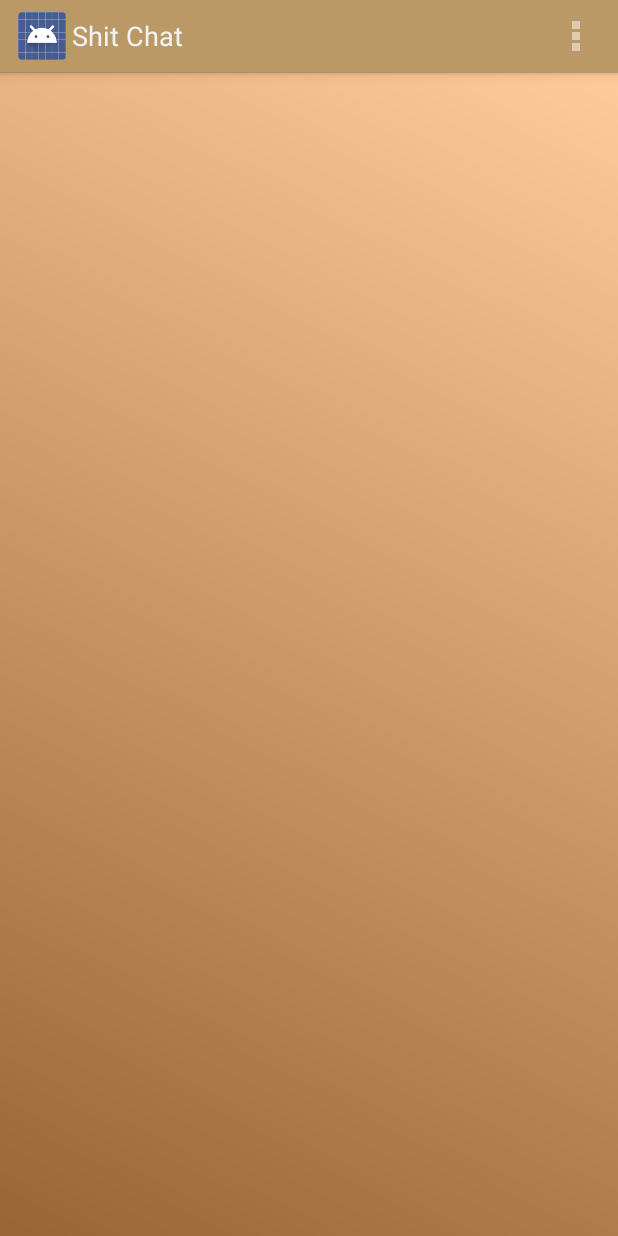
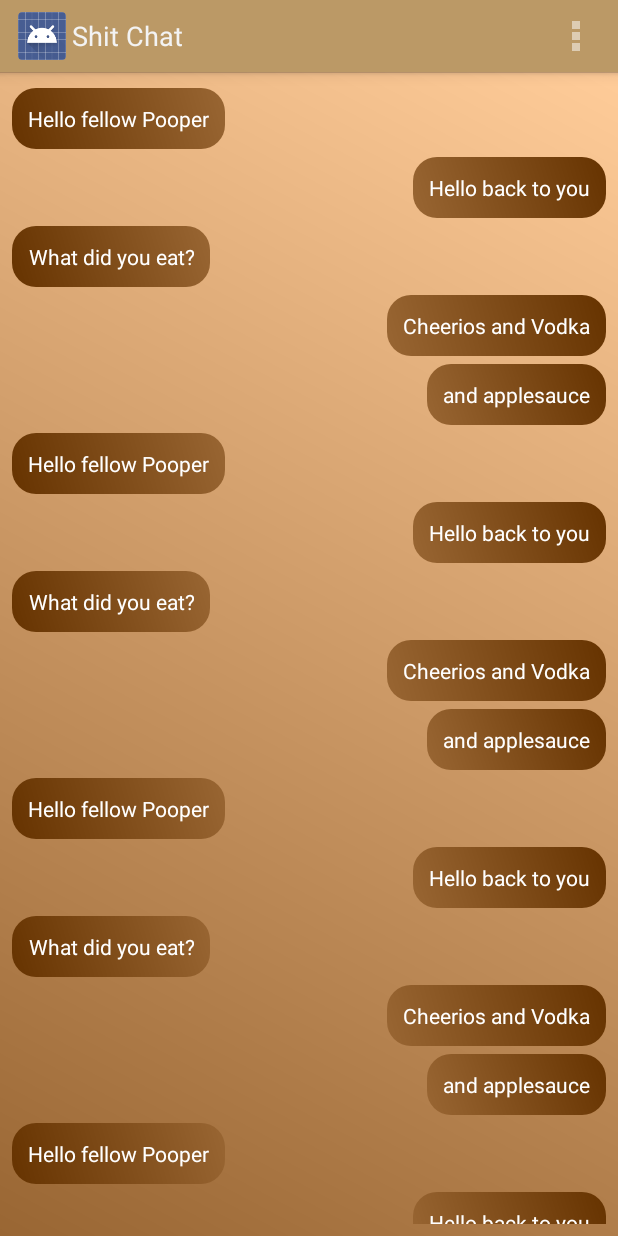
Before and after one commit to ArtificialBadger/ShitChat, an Android app: the ChatActivity screen opened directly, with no data from a screen before it, on a phone screen of 412 x 824 dp. Run offline under Robolectric (Android 15) with nearby library versions, the phone set to English and light mode, and no system bars; libraries missing offline, so code that uses them is left out: org.springframework.http, org.springframework.web; 4 statements that could not run were skipped.

Commit message:
Created the messaging UI.
Created the messaging UI so conversations look similar to that of other
messaging applications. Added a bunch of drawables. Moved most hardcoded
size values to dimens folders for better UI on different devices. Added
A Utils class for generating IDs. Created a very Dummy Model for a
Message.

```diff
--- a/app/src/main/java/com/ianofferdahl/shitchat/ChatActivity.java
+++ b/app/src/main/java/com/ianofferdahl/shitchat/ChatActivity.java
@@ -1,11 +1,21 @@
 package com.ianofferdahl.shitchat;
 
+import android.app.ActionBar;
 import android.app.Activity;
 import android.os.AsyncTask;
+import android.os.Build;
 import android.os.Bundle;
+import android.util.DisplayMetrics;
 import android.util.Log;
+import android.util.TypedValue;
+import android.view.Gravity;
 import android.view.Menu;
 import android.view.MenuItem;
+import android.view.View;
+import android.view.ViewGroup;
+import android.widget.LinearLayout;
+import android.widget.RelativeLayout;
+import android.widget.TextView;
 
 import com.ianofferdahl.shitchat.DataModels.TestObject;
 
@@ -15,10 +25,45 @@ import org.springframework.web.client.RestTemplate;
 
 public class ChatActivity extends Activity {
 
+    private double maxWidth;
+
+    private RelativeLayout chatLayout;
+
+    private View lastMessage;
+
     @Override
     protected void onCreate(Bundle savedInstanceState) {
         super.onCreate(savedInstanceState);
         setContentView(R.layout.activity_chat);
+
+        DisplayMetrics dm = new DisplayMetrics();
+        getWindowManager().getDefaultDisplay().getMetrics(dm);
+        maxWidth = dm.widthPixels/1.2;
+
+        this.chatLayout = (RelativeLayout) findViewById(R.id.chat_layout);
+        this.addPartnerMessage("Hello fellow Pooper");
+        this.addMessage("Hello back to you");
+        this.addPartnerMessage("What did you eat?");
+        this.addMessage("Cheerios and Vodka");
+        this.addMessage("and applesauce");
+        this.addPartnerMessage("Hello fellow Pooper");
+        this.addMessage("Hello back to you");
+        this.addPartnerMessage("What did you eat?");
+        this.addMessage("Cheerios and Vodka");
+        this.addMessage("and applesauce");
+        this.addPartnerMessage("Hello fellow Pooper");
+        this.addMessage("Hello back to you");
+        this.addPartnerMessage("What did you eat?");
+        this.addMessage("Cheerios and Vodka");
+        this.addMessage("and applesauce");
+        this.addPartnerMessage("Hello fellow Pooper");
+        this.addMessage("Hello back to you");
+        this.addPartnerMessage("What did you eat?");
+        this.addPartnerMessage("Cheerios and Vodka");
+        this.addPartnerMessage("and applesauce as well as a plethora of other things, This is really long text. Is is tho?");
+        this.addMessage("What did you eat?");
+        this.addMessage("Cheerios and Vodka");
+        this.addMessage("and applesauce as well as a plethora of other things, This is really long text. Is is tho?");
     }
 
     @Override
@@ -47,6 +92,68 @@ public class ChatActivity extends Activity {
         }
 
         return super.onOptionsItemSelected(item);
+    }
+
+    private void addPartnerMessage(String message) {
+
+        TextView partnerMessage = new TextView(this);
+        partnerMessage.setLayoutParams(new LinearLayout.LayoutParams(ViewGroup.LayoutParams.WRAP_CONTENT, ViewGroup.LayoutParams.WRAP_CONTENT));
+        partnerMessage.setText(message);
+        partnerMessage.setPadding(16, 16, 16, 16);
+        partnerMessage.setTextColor(getResources().getColor(R.color.white));
+        partnerMessage.setGravity(Gravity.CENTER);
+        partnerMessage.setBackgroundResource(R.drawable.partner_message_background);
+        partnerMessage.setTextSize(TypedValue.COMPLEX_UNIT_PX, getResources().getDimension(R.dimen.chat_text_size));
+        partnerMessage.setMaxWidth((int) maxWidth);
+
+        RelativeLayout.LayoutParams params = new RelativeLayout.LayoutParams(ViewGroup.LayoutParams.WRAP_CONTENT, ViewGroup.LayoutParams.WRAP_CONTENT);
+        params.setMargins(0,4,0,4);
+        params.addRule(RelativeLayout.ALIGN_PARENT_LEFT, RelativeLayout.TRUE);
+
+        if (Build.VERSION.SDK_INT < Build.VERSION_CODES.JELLY_BEAN_MR1) {
+            partnerMessage.setId(Utils.generateViewId());
+        } else {
+            partnerMessage.setId(View.generateViewId());
+        }
+
+        if (lastMessage != null) {
+            params.addRule(RelativeLayout.BELOW, lastMessage.getId());
+        }
+
+        lastMessage = partnerMessage;
+        chatLayout.addView(partnerMessage, params);
+
+    }
+
+    private void addMessage(String message) {
+
+        TextView sentMessage = new TextView(this);
+        sentMessage.setLayoutParams(new ActionBar.LayoutParams(ViewGroup.LayoutParams.WRAP_CONTENT, ViewGroup.LayoutParams.WRAP_CONTENT));
+        sentMessage.setText(message);
+        sentMessage.setPadding(16, 16, 16, 16);
+        sentMessage.setTextColor(getResources().getColor(R.color.white));
+        sentMessage.setBackgroundResource(R.drawable.message_background);
+        sentMessage.setTextSize(TypedValue.COMPLEX_UNIT_PX, getResources().getDimension(R.dimen.chat_text_size));
+        sentMessage.setMaxWidth((int) maxWidth);
+
+        if (Build.VERSION.SDK_INT < Build.VERSION_CODES.JELLY_BEAN_MR1) {
+            sentMessage.setId(Utils.generateViewId());
+        } else {
+            sentMessage.setId(View.generateViewId());
+        }
+
+
+        RelativeLayout.LayoutParams params = new RelativeLayout.LayoutParams(ViewGroup.LayoutParams.WRAP_CONTENT, ViewGroup.LayoutParams.WRAP_CONTENT);
+        params.setMargins(0,4,0,4);
+        params.addRule(RelativeLayout.ALIGN_PARENT_RIGHT, RelativeLayout.TRUE);
+
+        if (lastMessage != null) {
+            params.addRule(RelativeLayout.BELOW, lastMessage.getId());
+        }
+
+        lastMessage = sentMessage;
+        chatLayout.addView(sentMessage, params);
+
     }
 
     private void testObjectReceived(TestObject testObject) {
--- /dev/null
+++ b/app/src/main/res/drawable/message_background.xml
@@ -0,0 +1,15 @@
+<?xml version="1.0" encoding="utf-8"?>
+<shape xmlns:android="http://schemas.android.com/apk/res/android">
+
+    <gradient
+        android:angle="45"
+        android:endColor="@color/dark_brown"
+        android:startColor="@color/light_brown" />
+
+    <corners
+        android:bottomLeftRadius="16dp"
+        android:bottomRightRadius="16dp"
+        android:topLeftRadius="16dp"
+        android:topRightRadius="16dp" />
+
+</shape>
--- /dev/null
+++ b/app/src/main/res/drawable/message_housing.xml
@@ -0,0 +1,6 @@
+<?xml version="1.0" encoding="utf-8"?>
+<layer-list xmlns:android="http://schemas.android.com/apk/res/android">
+
+    <item android:drawable="@drawable/partner_message_background"/>
+
+</layer-list>
--- /dev/null
+++ b/app/src/main/res/drawable/partner_message_background.xml
@@ -0,0 +1,15 @@
+<?xml version="1.0" encoding="utf-8"?>
+<shape xmlns:android="http://schemas.android.com/apk/res/android">
+
+    <gradient
+        android:angle="45"
+        android:endColor="@color/light_brown"
+        android:startColor="@color/dark_brown" />
+
+    <corners
+        android:bottomLeftRadius="16dp"
+        android:bottomRightRadius="16dp"
+        android:topLeftRadius="16dp"
+        android:topRightRadius="16dp" />
+
+</shape>
--- a/app/src/main/res/layout/activity_chat.xml
+++ b/app/src/main/res/layout/activity_chat.xml
@@ -1,8 +1,25 @@
-<RelativeLayout xmlns:android="http://schemas.android.com/apk/res/android"
+<LinearLayout xmlns:android="http://schemas.android.com/apk/res/android"
     xmlns:tools="http://schemas.android.com/tools"
     android:layout_width="match_parent"
     android:layout_height="match_parent"
     android:background="@drawable/light_tan_light_brown_gradient"
+    android:orientation="vertical"
     tools:context="com.ianofferdahl.shitchat.ChatActivity">
 
-</RelativeLayout>
+    <ScrollView
+        android:layout_width="match_parent"
+        android:layout_height="match_parent"
+        android:padding="@dimen/chat_padding">
+
+        <RelativeLayout
+            android:id="@+id/chat_layout"
+            android:layout_width="match_parent"
+            android:layout_height="match_parent"
+            android:orientation="vertical">
+
+
+        </RelativeLayout>
+
+    </ScrollView>
+
+</LinearLayout>
--- a/app/src/main/res/values/dimens.xml
+++ b/app/src/main/res/values/dimens.xml
@@ -1,5 +1,15 @@
 <resources>
+
     <!-- Default screen margins, per the Android Design guidelines. -->
     <dimen name="activity_horizontal_margin">16dp</dimen>
     <dimen name="activity_vertical_margin">16dp</dimen>
+    <dimen name="chat_padding">8dp</dimen>
+    <dimen name="title_size">24sp</dimen>
+    <dimen name="subtitle_size">14sp</dimen>
+    <dimen name="footer_size">16sp</dimen>
+    <dimen name="header_footer_margin">4dp</dimen>
+    <dimen name="button_text_size">24sp</dimen>
+    <dimen name="button_housing_padding">16dp</dimen>
+    <dimen name="chat_text_size">14sp</dimen>
+
 </resources>
```
Also changed, not shown: app/src/main/java/com/ianofferdahl/shitchat/DataModels/Message.java (added, +10 -0 lines), app/src/main/java/com/ianofferdahl/shitchat/Utils.java (added, +30 -0 lines), app/src/main/res/layout/activity_splash.xml (+10 -8 lines), app/src/main/res/values-sw600dp/dimens.xml (added, +13 -0 lines), app/src/main/res/values-w820dp/dimens.xml (+8 -3 lines), app/src/main/res/values/ids.xml (added, +8 -0 lines).
